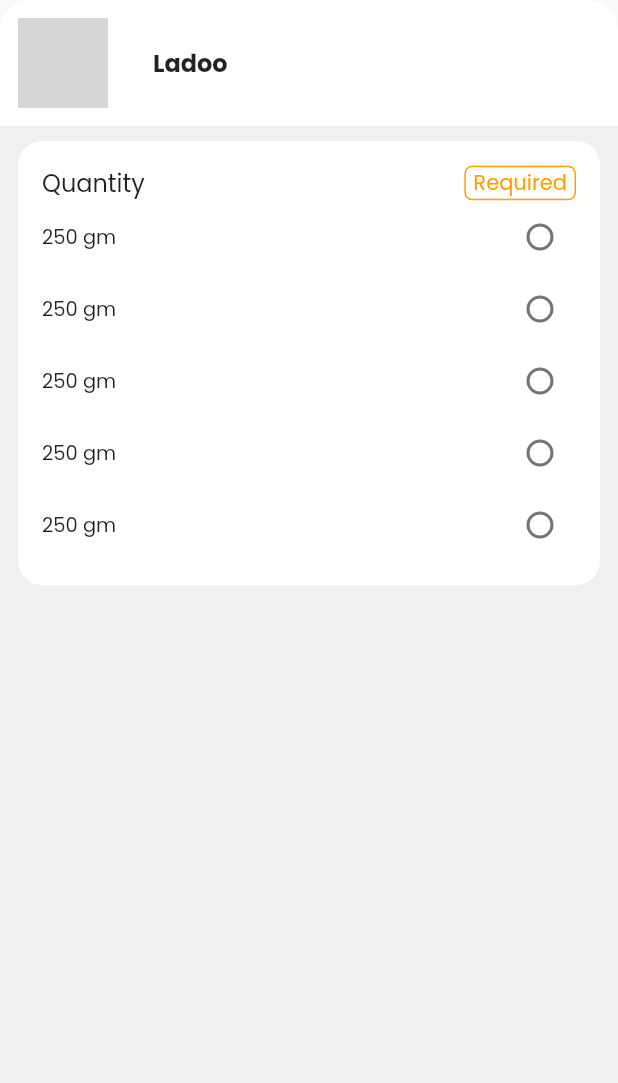
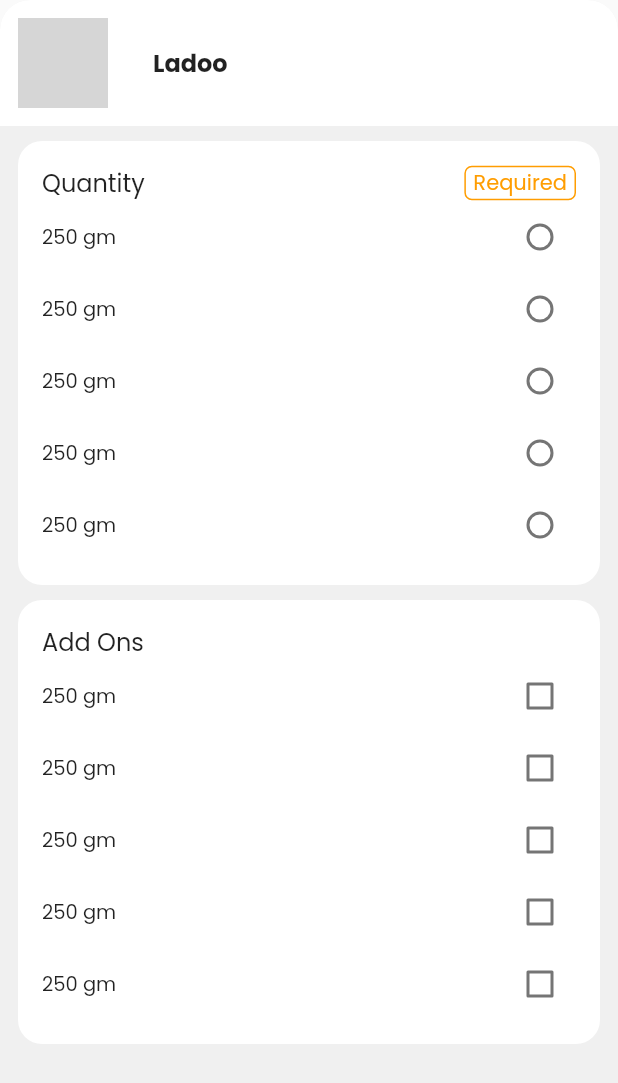
Before and after one commit to Foodshaala/foodshaala-client, a Flutter app: the AddFoodModal widget shown alone on an empty page, opened directly, on a phone screen of 412 x 824 dp. Shown: the top 1083 px of the screen. Run offline on Flutter 3.47's test engine with Material 2 defaults, Android fonts, the light colour scheme and no system bars; our stand-ins replace connectivity_plus, font_awesome_flutter, internet_connection_checker, persistent_bottom_nav_bar_v2, shared_preferences; accounts and stored records are empty; grey boxes are pictures that could not be loaded.

Commit message:
add on field tile ui added

```diff
--- /dev/null
+++ b/lib/view/Common/Tiles/add_on_tile.dart
@@ -0,0 +1,45 @@
+import 'package:flutter/material.dart';
+import 'package:foodshala/constants/color_codes.dart';
+import 'package:foodshala/constants/device_size.dart';
+
+class AddOnTile extends StatefulWidget {
+  const AddOnTile({Key? key}) : super(key: key);
+
+  @override
+  State<AddOnTile> createState() => _AddOnTileState();
+}
+
+class _AddOnTileState extends State<AddOnTile> {
+
+  List<int>selectedIndex=[];
+  @override
+  Widget build(BuildContext context) {
+    return Container(
+      width: displayWidth(context)*0.95,
+      padding: EdgeInsets.all(16),
+      decoration: BoxDecoration(
+        color: Colors.white,
+        borderRadius: BorderRadius.circular(16),
+      ),
+      child: Column(
+        crossAxisAlignment: CrossAxisAlignment.start,
+        children: [
+          Text("Add Ons",style: TextStyle(fontSize: 16),),
+          ...List.generate(5, (index) => ListTile(
+            contentPadding: EdgeInsets.zero,
+            dense: true,
+            title: Text("250 gm"),
+            trailing: Checkbox(value: selectedIndex.contains(index), onChanged: (value) {
+              if(!selectedIndex.contains(index)){
+                selectedIndex.add(index);
+              }else{
+                selectedIndex.remove(index);
+              }
+              setState(() {});
+            },),
+          ))
+        ],
+      ),
+    );
+  }
+}
--- a/lib/view/Common/add_food_modal.dart
+++ b/lib/view/Common/add_food_modal.dart
@@ -1,5 +1,6 @@
 import 'package:flutter/material.dart';
 import 'package:foodshala/constants/color_codes.dart';
+import 'package:foodshala/view/Common/Tiles/add_on_tile.dart';
 import 'package:foodshala/view/Common/Tiles/quantity_tile.dart';
 
 class AddFoodModal extends StatelessWidget {
@@ -47,6 +48,8 @@ class AddFoodModal extends StatelessWidget {
               children: [
                 SizedBox(height: 10,),
                 QuantityTile(),
+                SizedBox(height: 10,),
+                AddOnTile(),
               ],
             ),
           )
```
